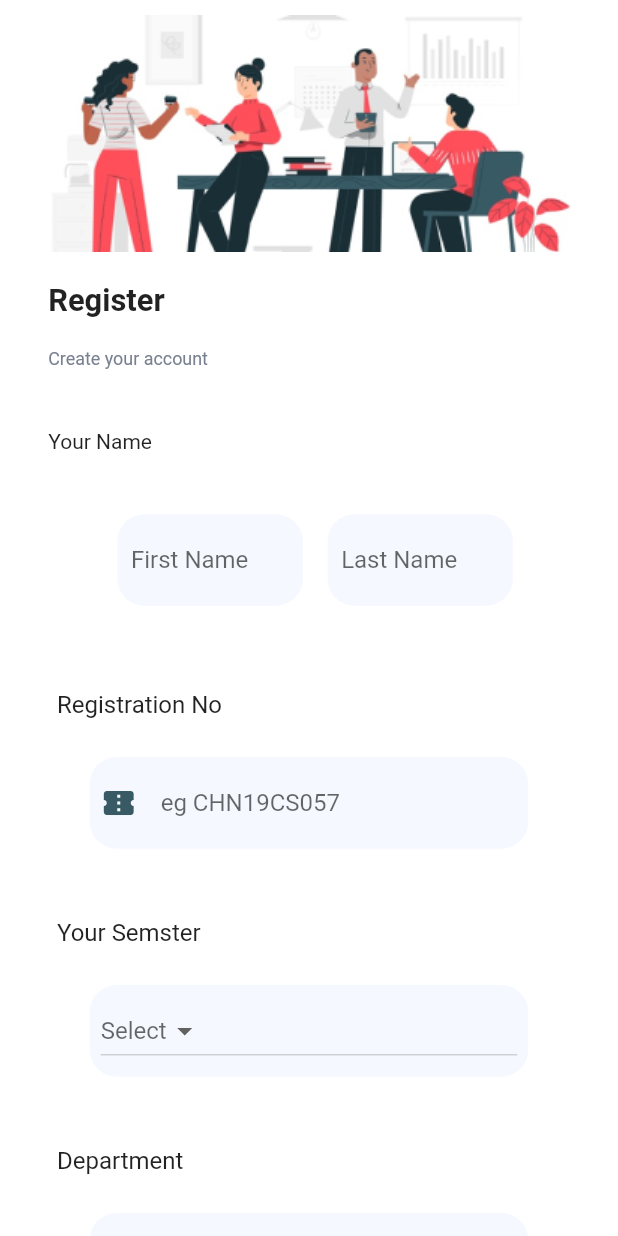
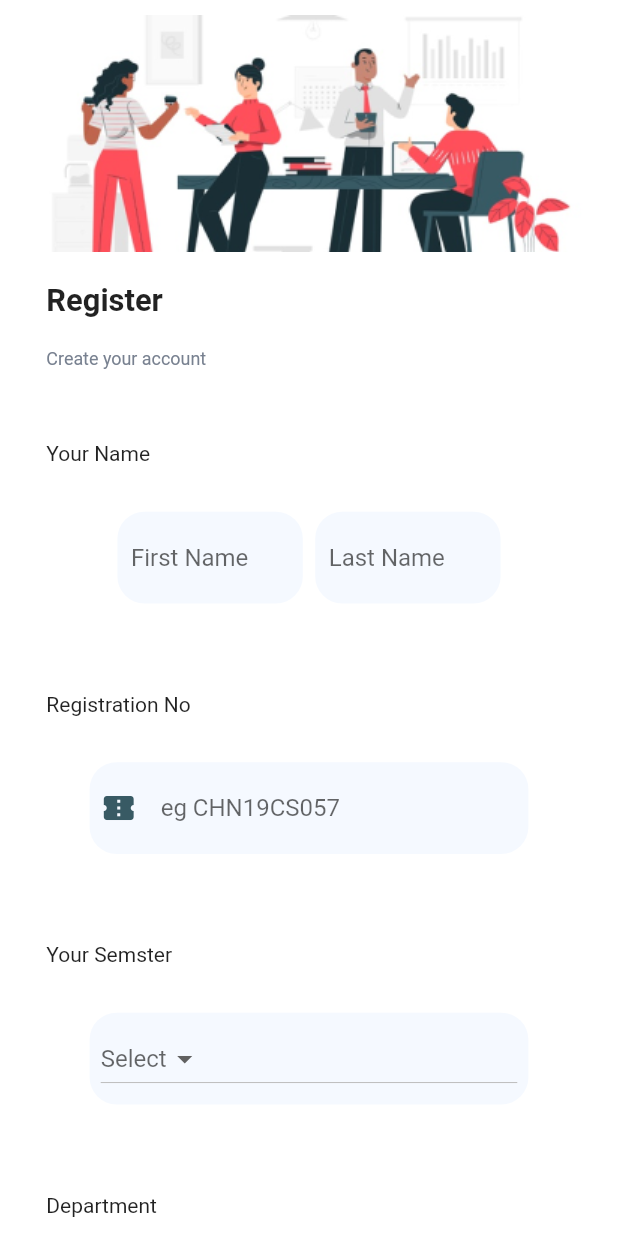
Before and after one commit to TinkerHub-CEC/Shelf, a Flutter app: the screen it shows after launch, after a tap on "I don't have an account", on a phone screen of 412 x 824 dp. Run offline on Flutter 3.47's test engine with Material 2 defaults, Android fonts, the phone set to English and light mode, and no system bars; our stand-ins replace carousel_slider, device_preview, image_picker, jwt_decoder, shared_preferences, step_progress_indicator; missing offline and left inert: open_mail_app.

Commit message:
responsive medaqueryt to signup and login pages

```diff
--- a/lib/Screens/Login/components/background.dart
+++ b/lib/Screens/Login/components/background.dart
@@ -1,28 +1,28 @@
-import 'package:flutter/material.dart';
+// import 'package:flutter/material.dart';
 
-class Background extends StatelessWidget {
-  final Widget child;
-  const Background({Key? key, required this.child}) : super(key: key);
+// class Background extends StatelessWidget {
+//   final Widget child;
+//   const Background({Key? key, required this.child}) : super(key: key);
 
-  @override
-  Widget build(BuildContext context) {
-    Size size = MediaQuery.of(context).size;
-    return SingleChildScrollView(
-      child: Container(
-        width: double.infinity,
-        height: size.height,
-        child: Stack(
-          alignment: Alignment.center,
-          children: <Widget>[
-            Positioned(
-              top: 50,
-              child:
-                  Image.asset("assets/images/login.png", width: size.width * 1),
-            ),
-            child,
-          ],
-        ),
-      ),
-    );
-  }
-}
+//   @override
+//   Widget build(BuildContext context) {
+//     Size size = MediaQuery.of(context).size;
+//     return SingleChildScrollView(
+//       child: Container(
+//         width: double.infinity,
+//         height: size.height,
+//         child: Stack(
+//           alignment: Alignment.center,
+//           children: <Widget>[
+//             Positioned(
+//               top: 50,
+//               child:
+//                   Image.asset("assets/images/login.png", width: size.width * 1),
+//             ),
+//             child,
+//           ],
+//         ),
+//       ),
+//     );
+//   }
+// }
--- a/lib/Screens/Login/components/body.dart
+++ b/lib/Screens/Login/components/body.dart
@@ -27,19 +27,23 @@ class _BodyState extends State<Body> {
   Widget build(BuildContext context) {
     SizeConfig().init(context);
     Size size = MediaQuery.of(context).size;
-    return Background(
-      child: SingleChildScrollView(
+    return SingleChildScrollView(
       child: Column(
         mainAxisAlignment: MainAxisAlignment.center,
         children: <Widget>[
-            SizedBox(height: size.height * 0.3),
+          Container(
+            width: double.infinity,
+            child:
+                Image.asset("assets/images/login.png", width: size.width * 1),
+          ),
+
           Row(
             mainAxisAlignment: MainAxisAlignment.start,
             children: [
               Container(
                 margin: EdgeInsets.symmetric(
-                      vertical: MediaQuery.of(context).size.height * .012,
-                      horizontal: MediaQuery.of(context).size.width * .078),
+                    vertical: SizeConfig.blockSizeVertical * 1.2,
+                    horizontal: SizeConfig.blockSizeHorizontal * 7.5),
                 child: Text(
                   "Login",
                   style: TextStyle(
@@ -54,8 +58,8 @@ class _BodyState extends State<Body> {
             children: [
               Container(
                 margin: EdgeInsets.symmetric(
-                      vertical: MediaQuery.of(context).size.height * .012,
-                      horizontal: MediaQuery.of(context).size.width * .078),
+                    vertical: SizeConfig.blockSizeVertical * 1.2,
+                    horizontal: SizeConfig.blockSizeHorizontal * 7.5),
                 child: Text(
                   "Sign into your account",
                   style: TextStyle(
@@ -66,13 +70,13 @@ class _BodyState extends State<Body> {
               ),
             ],
           ),
-            SizedBox(height: size.height * 0.045),
+          SizedBox(height: SizeConfig.blockSizeVertical * 3.5),
           Row(
             children: [
               Container(
                 margin: EdgeInsets.symmetric(
-                      vertical: MediaQuery.of(context).size.height * .012,
-                      horizontal: MediaQuery.of(context).size.width * .078),
+                    vertical: SizeConfig.blockSizeVertical * 1.2,
+                    horizontal: SizeConfig.blockSizeHorizontal * 7.5),
                 child: Text(
                   "Your Email",
                   style: TextStyle(
@@ -87,13 +91,13 @@ class _BodyState extends State<Body> {
               icon: Icons.email_outlined,
               hintText: "myemail@gmail.com",
               onChanged: (value) {}),
-            SizedBox(height: size.height * 0.025),
+          SizedBox(height: SizeConfig.blockSizeVertical * 2.5),
           Row(
             children: [
               Container(
                 margin: EdgeInsets.symmetric(
-                      vertical: MediaQuery.of(context).size.height * .012,
-                      horizontal: MediaQuery.of(context).size.width * .078),
+                    vertical: SizeConfig.blockSizeVertical * 1.2,
+                    horizontal: SizeConfig.blockSizeHorizontal * 7.5),
                 child: Text(
                   "Password",
                   style: TextStyle(
@@ -118,7 +122,7 @@ class _BodyState extends State<Body> {
           //     ),
           //   ],
           // ),
-            SizedBox(height: size.height * 0.075),
+          SizedBox(height: SizeConfig.blockSizeVertical * 7.5),
           AlreadyHaveAnAccountCheck(
             press: () {
               Navigator.push(
@@ -133,11 +137,9 @@ class _BodyState extends State<Body> {
                 // ignore: unused_local_variable
                 SharedPreferences sharedPreferences =
                     await SharedPreferences.getInstance();
-                  signIn(
-                      context, emailController.text, passwordController.text);
+                signIn(context, emailController.text, passwordController.text);
               }),
         ],
-        ),
       ),
     );
   }
--- a/lib/Screens/Signup/components/body.dart
+++ b/lib/Screens/Signup/components/body.dart
@@ -81,8 +81,8 @@ class _BodyState extends State<Body> {
             children: [
               Container(
                 margin: EdgeInsets.symmetric(
-                    vertical: size.height * 0.012,
-                    horizontal: size.width * 0.078),
+                    vertical: SizeConfig.blockSizeVertical * 1.2,
+                    horizontal: SizeConfig.blockSizeHorizontal * 7.5),
                 child: Text(
                   "Register",
                   style: TextStyle(
@@ -97,8 +97,8 @@ class _BodyState extends State<Body> {
             children: [
               Container(
                 margin: EdgeInsets.symmetric(
-                    vertical: size.height * 0.012,
-                    horizontal: size.width * 0.078),
+                    vertical: SizeConfig.blockSizeVertical * 1.2,
+                    horizontal: SizeConfig.blockSizeHorizontal * 7.5),
                 child: Text(
                   "Create your account",
                   style: TextStyle(
@@ -109,13 +109,13 @@ class _BodyState extends State<Body> {
               ),
             ],
           ),
-          SizedBox(height: size.height * 0.025),
+          SizedBox(height: SizeConfig.blockSizeVertical * 3.5),
           Row(
             children: [
               Container(
                 margin: EdgeInsets.symmetric(
-                    vertical: size.height * 0.012,
-                    horizontal: size.width * 0.078),
+                    vertical: SizeConfig.blockSizeVertical * 1.2,
+                    horizontal: SizeConfig.blockSizeHorizontal * 7.5),
                 child: Text(
                   "Your Name",
                   style: TextStyle(
@@ -129,9 +129,6 @@ class _BodyState extends State<Body> {
             mainAxisAlignment: MainAxisAlignment.center,
             children: [
               Container(
-                margin: EdgeInsets.symmetric(
-                    vertical: size.height * .012,
-                    horizontal: size.width * .020),
                 child: SmallRoundedInputField(
                     hintText: "First Name",
                     onChanged: (value) {
@@ -149,14 +146,18 @@ class _BodyState extends State<Body> {
               ),
             ],
           ),
-          SizedBox(height: size.height * 0.025),
+          SizedBox(height: SizeConfig.blockSizeVertical * 3.5),
           Row(
             children: [
               Container(
-                margin: EdgeInsets.symmetric(vertical: 5, horizontal: 38),
+                margin: EdgeInsets.symmetric(
+                    vertical: SizeConfig.blockSizeVertical * 1.2,
+                    horizontal: SizeConfig.blockSizeHorizontal * 7.5),
                 child: Text(
                   "Registration No",
-                  style: TextStyle(fontSize: 16, fontWeight: FontWeight.normal),
+                  style: TextStyle(
+                      fontSize: SizeConfig.safeBlockHorizontal * 3.4,
+                      fontWeight: FontWeight.normal),
                 ),
               ),
             ],
@@ -170,14 +171,18 @@ class _BodyState extends State<Body> {
             },
             controller: registerNumberController,
           ),
-          SizedBox(height: size.height * 0.025),
+          SizedBox(height: SizeConfig.blockSizeVertical * 3.5),
           Row(
             children: [
               Container(
-                margin: EdgeInsets.symmetric(vertical: 5, horizontal: 38),
+                margin: EdgeInsets.symmetric(
+                    vertical: SizeConfig.blockSizeVertical * 1.2,
+                    horizontal: SizeConfig.blockSizeHorizontal * 7.5),
                 child: Text(
                   "Your Semster",
-                  style: TextStyle(fontSize: 16, fontWeight: FontWeight.normal),
+                  style: TextStyle(
+                      fontSize: SizeConfig.safeBlockHorizontal * 3.4,
+                      fontWeight: FontWeight.normal),
                 ),
               ),
             ],
@@ -203,14 +208,18 @@ class _BodyState extends State<Body> {
               ),
             ),
           ),
-          SizedBox(height: size.height * 0.025),
+          SizedBox(height: SizeConfig.blockSizeVertical * 3.5),
           Row(
             children: [
               Container(
-                margin: EdgeInsets.symmetric(vertical: 5, horizontal: 38),
+                margin: EdgeInsets.symmetric(
+                    vertical: SizeConfig.blockSizeVertical * 1.2,
+                    horizontal: SizeConfig.blockSizeHorizontal * 7.5),
                 child: Text(
                   "Department",
-                  style: TextStyle(fontSize: 16, fontWeight: FontWeight.normal),
+                  style: TextStyle(
+                      fontSize: SizeConfig.safeBlockHorizontal * 3.4,
+                      fontWeight: FontWeight.normal),
                 ),
               ),
             ],
@@ -240,8 +249,8 @@ class _BodyState extends State<Body> {
             children: [
               Container(
                 margin: EdgeInsets.symmetric(
-                    vertical: size.height * .012,
-                    horizontal: size.width * .078),
+                    vertical: SizeConfig.blockSizeVertical * 1.2,
+                    horizontal: SizeConfig.blockSizeHorizontal * 7.5),
                 child: Text(
                   "Your Email",
                   style: TextStyle(
@@ -256,13 +265,13 @@ class _BodyState extends State<Body> {
               icon: Icons.mail,
               hintText: "myemail@gmail.com",
               onChanged: (value) {}),
-          SizedBox(height: size.height * 0.025),
+          SizedBox(height: SizeConfig.blockSizeVertical * 3.5),
           Row(
             children: [
               Container(
                 margin: EdgeInsets.symmetric(
-                    vertical: size.height * .012,
-                    horizontal: size.width * .078),
+                    vertical: SizeConfig.blockSizeVertical * 1.2,
+                    horizontal: SizeConfig.blockSizeHorizontal * 7.5),
                 child: Text(
                   "Password",
                   style: TextStyle(
@@ -282,7 +291,7 @@ class _BodyState extends State<Body> {
                   MaterialPageRoute(builder: (context) => LoginScreen()),
                 );
               }),
-          SizedBox(height: size.height * 0.025),
+          SizedBox(height: SizeConfig.blockSizeVertical * 3.5),
           RoundedButton(
               text: "Register",
               press: () async {
--- a/lib/main.dart
+++ b/lib/main.dart
@@ -3,7 +3,7 @@ import 'package:flutter/services.dart'; //for using device orientation
 
 import 'package:shelf/Screens/Login/login_screen.dart';
 import 'package:shelf/constants.dart';
-// import 'package:device_preview/device_preview.dart'; //device_preview package
+import 'package:device_preview/device_preview.dart'; //device_preview package
 
 void main() {
   //device orientation set to portrait
@@ -11,11 +11,10 @@ void main() {
   SystemChrome.setPreferredOrientations(
       [DeviceOrientation.portraitDown, DeviceOrientation.portraitUp]).then((_) {
     runApp(
-      //Using device_preview
-      // DevicePreview(
-      //   builder: (context) =>
-      MyApp(),
-      // ),
+      // Using device_preview
+      DevicePreview(
+        builder: (context) => MyApp(),
+      ),
     );
   });
 }
```
Lines whose indentation alone changed are shown as unchanged.
